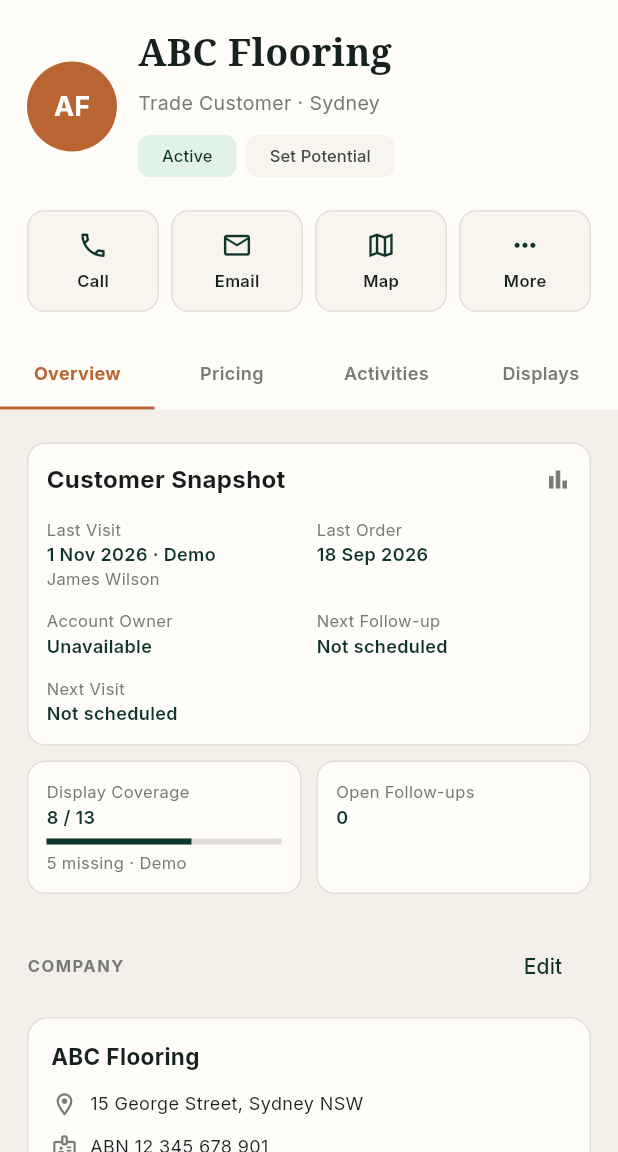
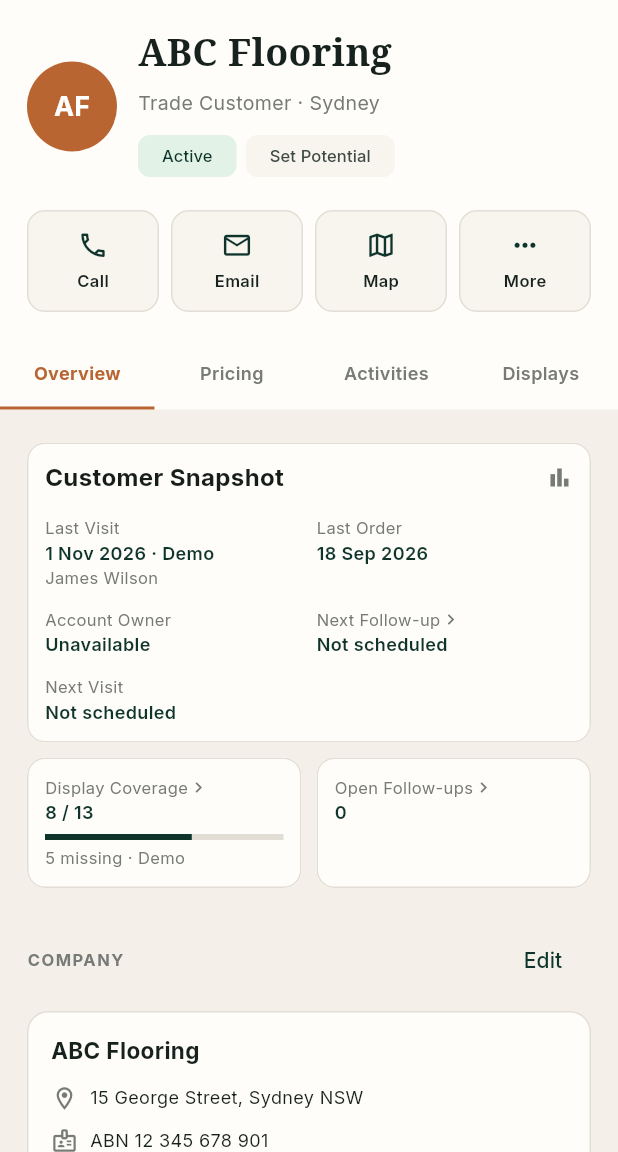
Before and after one commit to NZDC2026/HTTFlooring, a Flutter app: the CustomerDetailScreen screen opened directly with sample values from the repository, on a phone screen of 412 x 824 dp, the part 84-1236 px from its top. Run offline on Flutter 3.47's test engine with Material 3 defaults, Android fonts, the phone set to English and light mode, and no system bars; our stand-ins replace geolocator, google_fonts, image_picker, shared_preferences, web; missing offline and left inert: dart:js_interop, file_selector, google_maps_flutter_platform_interface, google_mlkit_text_recognition, google_navigation_flutter; accounts and stored records are empty; project files that could hold a hidden picture were left out.

Commit message:
上传销售库管端代码

```diff
--- a/htt_flooring_app/lib/screens/sales/customers/customer_detail_screen.dart
+++ b/htt_flooring_app/lib/screens/sales/customers/customer_detail_screen.dart
@@ -362,11 +362,29 @@ class _CustomerDetailScreenState extends State<CustomerDetailScreen> {
               const SizedBox(height: 12),
               _snapshotPair(
                 _summaryItem('Account Owner', 'Unavailable'),
-                _summaryItem(
+                InkWell(
+                  borderRadius: BorderRadius.circular(6),
+                  onTap: () {
+                    if (nextFollowUp == null) {
+                      _openNotes(customer, showOpenFollowUps: true);
+                      return;
+                    }
+                    Navigator.of(context).push<void>(
+                      MaterialPageRoute(
+                        builder: (_) => FollowUpDetail(
+                          customer: customer,
+                          taskId: nextFollowUp.id,
+                        ),
+                      ),
+                    );
+                  },
+                  child: _summaryItem(
                     'Next Follow-up',
                     nextFollowUp == null
                         ? 'Not scheduled'
                         : dates.format(nextFollowUp.followUpDate!.toLocal()),
+                    linked: true,
+                  ),
                 ),
               ),
               const SizedBox(height: 12),
@@ -391,6 +409,7 @@ class _CustomerDetailScreenState extends State<CustomerDetailScreen> {
             children: [
               Expanded(
                 child: _snapshotCard(
+                  onTap: () => _openDisplays(customer),
                   Column(
                     crossAxisAlignment: CrossAxisAlignment.start,
                     children: [
@@ -399,6 +418,7 @@ class _CustomerDetailScreenState extends State<CustomerDetailScreen> {
                         signedIn
                             ? 'Unavailable'
                             : '${coverage.displayed} / ${coverage.total}',
+                        linked: true,
                       ),
                       if (!signedIn) ...[
                         const SizedBox(height: 6),
@@ -423,8 +443,10 @@ class _CustomerDetailScreenState extends State<CustomerDetailScreen> {
               const SizedBox(width: 10),
               Expanded(
                 child: _snapshotCard(
+                  onTap: () => _openNotes(customer, showOpenFollowUps: true),
                   _summaryItem(
                     'Open Follow-ups',
+                    linked: true,
                     openFollowUps.length.toString(),
                     person: dueSoon == 0 ? null : '$dueSoon due soon',
                   ),
@@ -448,25 +470,42 @@ class _CustomerDetailScreenState extends State<CustomerDetailScreen> {
     );
   }
 
-  Widget _snapshotCard(Widget child) {
-    return Container(
-      padding: const EdgeInsets.all(12),
-      decoration: BoxDecoration(
+  Widget _snapshotCard(Widget child, {VoidCallback? onTap}) {
+    return Material(
       color: AppColors.card,
+      shape: RoundedRectangleBorder(
         borderRadius: BorderRadius.circular(12),
-        border: Border.all(color: AppColors.border),
-      ),
-      child: child,
-    );
-  }
-
-  Widget _summaryItem(String title, String value, {String? person}) {
+        side: const BorderSide(color: AppColors.border),
+      ),
+      clipBehavior: Clip.antiAlias,
+      child: InkWell(
+        onTap: onTap,
+        child: Padding(padding: const EdgeInsets.all(12), child: child),
+      ),
+    );
+  }
+
+  Widget _summaryItem(
+    String title,
+    String value, {
+    String? person,
+    bool linked = false,
+  }) {
     return Column(
       crossAxisAlignment: CrossAxisAlignment.start,
       children: [
-        Text(
+        Row(
+          mainAxisSize: MainAxisSize.min,
+          children: [
+            Flexible(
+              child: Text(
                 title,
                 style: const TextStyle(color: AppColors.muted, fontSize: 11),
+              ),
+            ),
+            if (linked)
+              const Icon(Icons.chevron_right, size: 14, color: AppColors.muted),
+          ],
         ),
         Text(
           value,
@@ -625,14 +664,7 @@ class _CustomerDetailScreenState extends State<CustomerDetailScreen> {
             child: _detailTab('Activities', onTap: () => _openNotes(customer)),
           ),
           Expanded(
-            child: _detailTab(
-              'Displays',
-              onTap: () => Navigator.of(context).push<void>(
-                MaterialPageRoute(
-                  builder: (_) => CustomerDisplaysScreen(customer: customer),
-                ),
-              ),
-            ),
+            child: _detailTab('Displays', onTap: () => _openDisplays(customer)),
           ),
         ],
       ),
@@ -1040,11 +1072,22 @@ class _CustomerDetailScreenState extends State<CustomerDetailScreen> {
     );
   }
 
-  void _openNotes(Customer customer) {
+  void _openDisplays(Customer customer) {
+    Navigator.of(context).push<void>(
+      MaterialPageRoute(
+        builder: (_) => CustomerDisplaysScreen(customer: customer),
+      ),
+    );
+  }
+
+  void _openNotes(Customer customer, {bool showOpenFollowUps = false}) {
     Navigator.push(
       context,
       MaterialPageRoute(
-        builder: (_) => CustomerNotesScreen(customer: customer),
+        builder: (_) => CustomerNotesScreen(
+          customer: customer,
+          showOpenFollowUps: showOpenFollowUps,
+        ),
       ),
     );
   }
--- a/htt_flooring_app/lib/screens/sales/home/home_screen.dart
+++ b/htt_flooring_app/lib/screens/sales/home/home_screen.dart
@@ -131,7 +131,11 @@ class HomeScreen extends StatelessWidget {
                       builder: (_) => const ReminderCalendarScreen(),
                     ),
                   ),
-                  icon: const Icon(Icons.calendar_month_outlined),
+                  icon: const Icon(
+                    Icons.calendar_today_outlined,
+                    color: AppColors.green,
+                    size: 18,
+                  ),
                   label: const Text('Calendar'),
                 ),
               ),
```
Also changed, not shown: htt_flooring_app/lib/screens/sales/customers/customer_notes_screen.dart (+19 -7 lines). Lines whose indentation alone changed are shown as unchanged.
